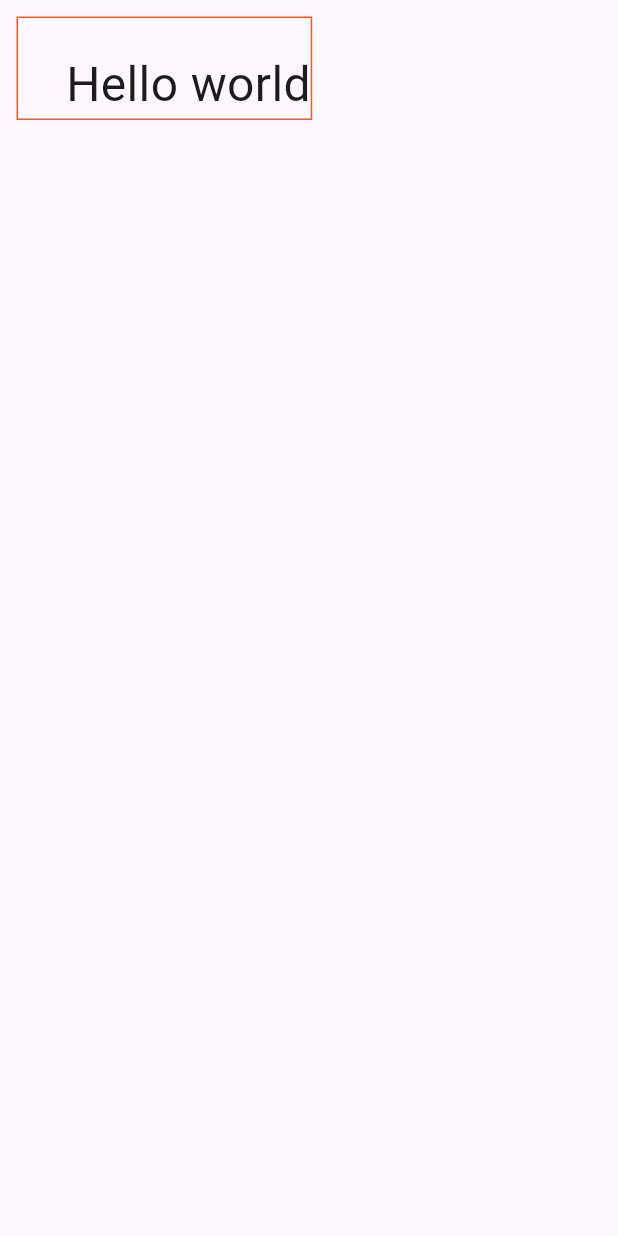
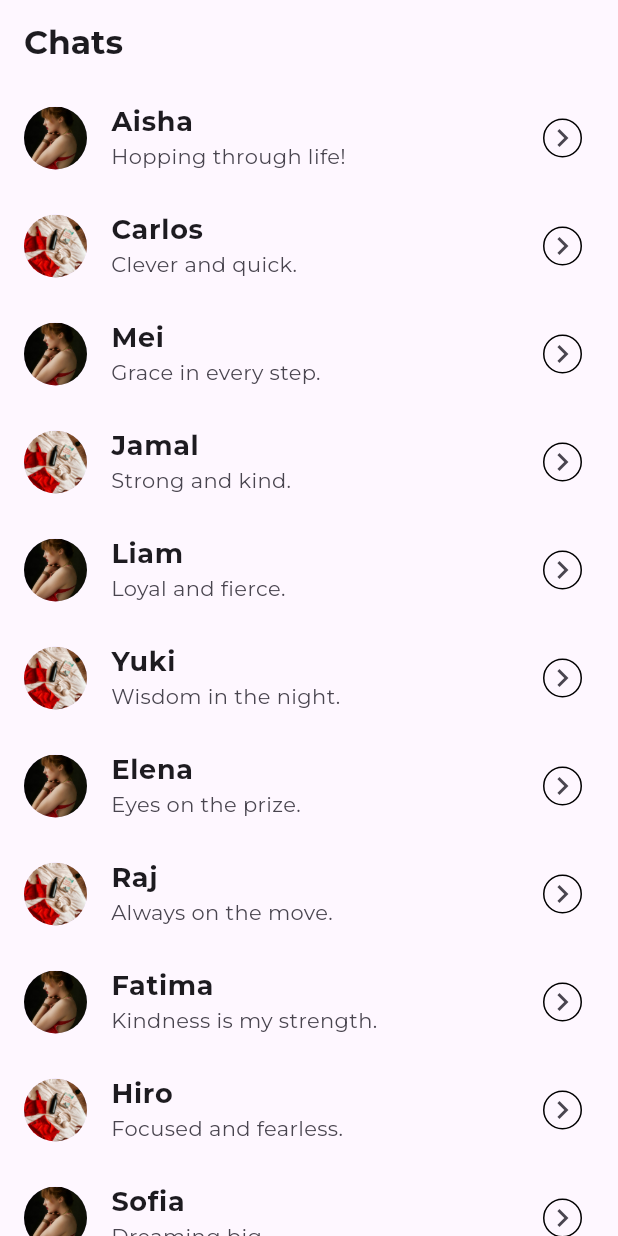
Before and after one commit to masked-redhat/learn-flutter, a Flutter app: the screen it shows after launch, on a phone screen of 412 x 824 dp. Run offline on Flutter 3.47's test engine with Material 3 defaults, Android fonts, the phone set to English and light mode, and no system bars; project files that could hold a hidden picture were left out.

Commit message:
chore: learned to create a chat screen

```diff
--- a/lib/main.dart
+++ b/lib/main.dart
@@ -11,7 +11,7 @@ class MainApp extends StatelessWidget {
   Widget build(BuildContext context) {
     return MaterialApp(
       title: 'Application 1',
-      theme: ThemeData(primarySwatch: Colors.blue),
+      theme: ThemeData(primarySwatch: Colors.blue, fontFamily: 'Montserrat'),
       home: MainWidget(),
       debugShowCheckedModeBanner: false,
     );
@@ -23,15 +23,97 @@ class MainWidget extends StatelessWidget {
 
   @override
   Widget build(BuildContext context) {
+    const users = [
+      {
+        'pfp': "image1.jpg",
+        'name': "Aisha",
+        'tagline': "Hopping through life!",
+      },
+      {'pfp': "image2.jpg", 'name': "Carlos", 'tagline': "Clever and quick."},
+      {'pfp': "image1.jpg", 'name': "Mei", 'tagline': "Grace in every step."},
+      {'pfp': "image2.jpg", 'name': "Jamal", 'tagline': "Strong and kind."},
+      {'pfp': "image1.jpg", 'name': "Liam", 'tagline': "Loyal and fierce."},
+      {'pfp': "image2.jpg", 'name': "Yuki", 'tagline': "Wisdom in the night."},
+      {'pfp': "image1.jpg", 'name': "Elena", 'tagline': "Eyes on the prize."},
+      {'pfp': "image2.jpg", 'name': "Raj", 'tagline': "Always on the move."},
+      {
+        'pfp': "image1.jpg",
+        'name': "Fatima",
+        'tagline': "Kindness is my strength.",
+      },
+      {'pfp': "image2.jpg", 'name': "Hiro", 'tagline': "Focused and fearless."},
+      {'pfp': "image1.jpg", 'name': "Sofia", 'tagline': "Dreaming big."},
+      {'pfp': "image2.jpg", 'name': "Arjun", 'tagline': "Brave at heart."},
+      {'pfp': "image1.jpg", 'name': "Zara", 'tagline': "Always curious."},
+      {'pfp': "image2.jpg", 'name': "Niko", 'tagline': "Adventure awaits."},
+      {
+        'pfp': "image1.jpg",
+        'name': "Maya",
+        'tagline': "Living life to the fullest.",
+      },
+      {'pfp': "image2.jpg", 'name': "Omar", 'tagline': "Steadfast and strong."},
+      {
+        'pfp': "image1.jpg",
+        'name': "Leila",
+        'tagline': "Radiating positivity.",
+      },
+      {'pfp': "image2.jpg", 'name': "Diego", 'tagline': "On a journey."},
+      {'pfp': "image1.jpg", 'name': "Anika", 'tagline': "Spreading smiles."},
+      {'pfp': "image2.jpg", 'name': "Kai", 'tagline': "Calm and collected."},
+      {'pfp': "image1.jpg", 'name': "Isla", 'tagline': "Creating my story."},
+      {'pfp': "image2.jpg", 'name': "Noah", 'tagline': "Chasing dreams."},
+      {'pfp': "image1.jpg", 'name': "Amara", 'tagline': "Compassion first."},
+      {'pfp': "image2.jpg", 'name': "Elias", 'tagline': "Driven by purpose."},
+      {
+        'pfp': "image1.jpg",
+        'name': "Sana",
+        'tagline': "Empathy leads the way.",
+      },
+      {'pfp': "image2.jpg", 'name': "Lucas", 'tagline': "Innovating always."},
+      {
+        'pfp': "image1.jpg",
+        'name': "Nadia",
+        'tagline': "Dancing through life.",
+      },
+      {
+        'pfp': "image2.jpg",
+        'name': "Jasper",
+        'tagline': "Exploring the unknown.",
+      },
+    ];
+
     return Scaffold(
-      body: Container(
-        margin: EdgeInsets.all(11),
-        decoration: BoxDecoration(
-          border: Border.all(width: 1, color: Colors.deepOrange),
-        ),
-        child: Padding(
-          padding: const EdgeInsets.only(top: 21, left: 32),
-          child: Text("Hello world", style: TextStyle(fontSize: 32)),
+      appBar: AppBar(
+        title: Text("Chats", style: TextStyle(fontWeight: FontWeight.bold)),
+      ),
+      body: Center(
+        child: ListView.builder(
+          itemBuilder: (context, index) {
+            return ListTile(
+              leading: CircleAvatar(
+                radius: 21,
+                backgroundImage: AssetImage(
+                  "assets/images/${users[index]['pfp']}",
+                ),
+              ),
+              title: Text(
+                "${users[index]['name']}",
+                style: TextStyle(fontSize: 18, fontWeight: FontWeight.bold),
+              ),
+              subtitle: Text(
+                "${users[index]['tagline']}",
+                style: TextStyle(fontSize: 14),
+              ),
+              trailing: Container(
+                decoration: BoxDecoration(
+                  shape: BoxShape.circle,
+                  border: Border.all(width: 1),
+                ),
+                child: Icon(Icons.chevron_right),
+              ),
+            );
+          },
+          itemCount: 14,
         ),
       ),
     );
```
